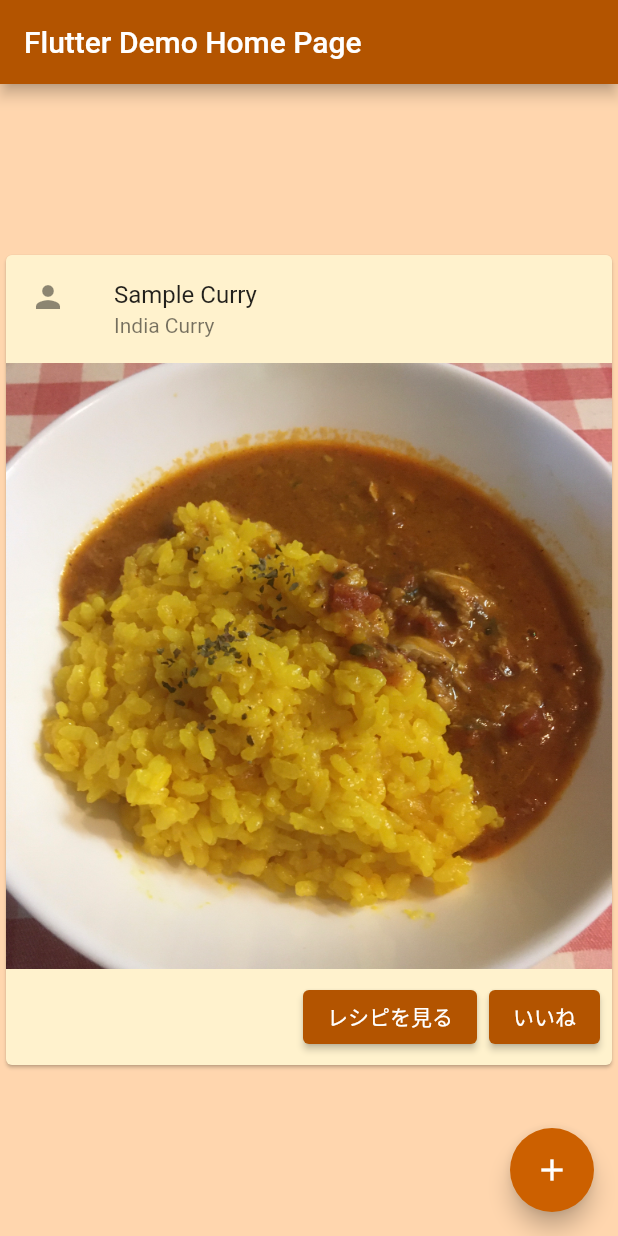
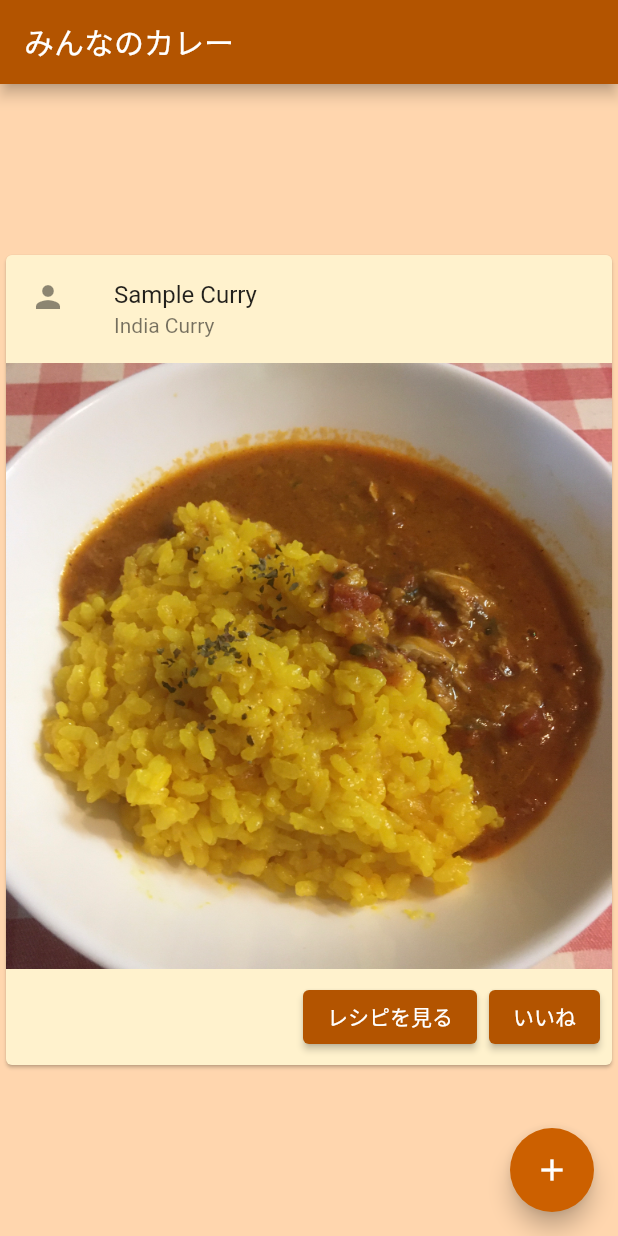
Before and after one commit to arie0703/curry_diary, a Flutter app: the screen it shows after launch, on a phone screen of 412 x 824 dp. Run offline on Flutter 3.47's test engine with Material 2 defaults, Android fonts, the phone set to English and light mode, and no system bars; our stand-ins replace cloud_firestore, firebase_core; accounts and stored records are empty.

```diff
--- a/lib/main.dart
+++ b/lib/main.dart
@@ -2,6 +2,7 @@ import 'package:flutter/material.dart';
 import 'package:curry_app/CustomClass.dart';
 import 'package:curry_app/components/PostCard.dart';
 import 'package:curry_app/components/diary/PostDiary.dart';
+import 'package:firebase_core/firebase_core.dart';
 
 void main() {
   runApp(const MyApp());
@@ -13,14 +14,27 @@ class MyApp extends StatelessWidget {
   // This widget is the root of your application.
   @override
   Widget build(BuildContext context) {
+    Firebase.initializeApp();
+    return FutureBuilder(
+        future: Firebase.initializeApp(),
+        builder: (context, snapshot) {
+          if (snapshot.hasError) {
+            return Container(color: CommonColor.primaryColor[100]);
+          }
+
+          if (snapshot.connectionState == ConnectionState.done) {
             return MaterialApp(
-      title: 'Flutter Demo',
+              title: 'マイカリー日記',
               theme: ThemeData(
                 primarySwatch: CommonColor.primaryColor,
                 scaffoldBackgroundColor: CommonColor.primaryColor[100],
               ),
-      home: const MyHomePage(title: 'Flutter Demo Home Page'),
+              home: const MyHomePage(title: 'みんなのカレー'),
             );
+          }
+
+          return const CircularProgressIndicator();
+        });
   }
 }
 
--- a/pubspec.yaml
+++ b/pubspec.yaml
@@ -34,6 +34,8 @@ dependencies:
   # The following adds the Cupertino Icons font to your application.
   # Use with the CupertinoIcons class for iOS style icons.
   cupertino_icons: ^1.0.2
+  firebase_core: ^1.5.0
+  cloud_firestore: ^2.5.0
 
 dev_dependencies:
   flutter_test:
```
Also changed, not shown: lib/components/diary/PostDiary.dart (+15 -8 lines), pubspec.lock, 7 other files. Lines whose indentation alone changed are shown as unchanged.
